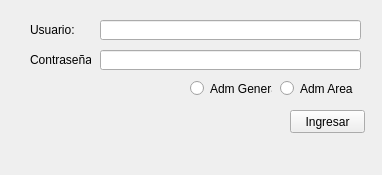
The window that Comde/inicio.ui (ShibaK7/SistemaComde) describes before a commit, drawn with Qt 5.
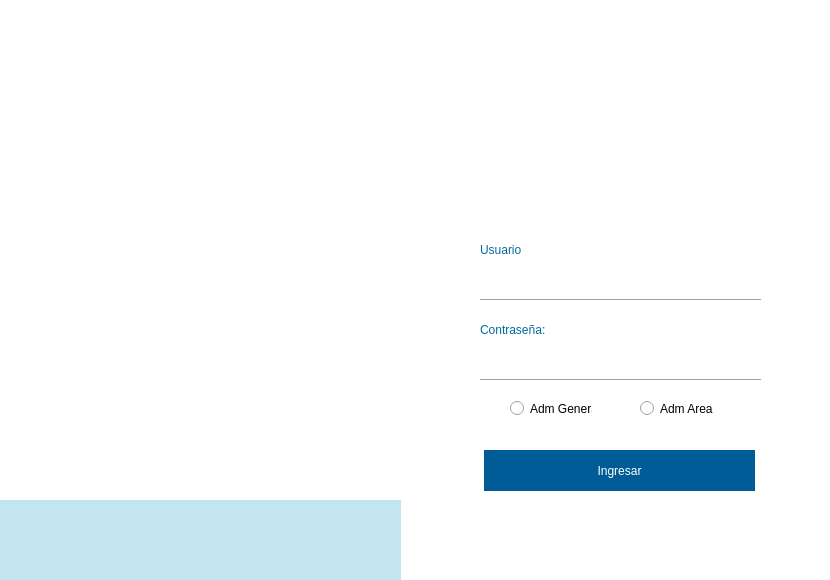
The same window after the commit. Icons and pictures are not drawn.

What changed in the file:
```diff
--- a/Comde/inicio.ui
+++ b/Comde/inicio.ui
@@ -6,23 +6,60 @@
    <rect>
     <x>0</x>
     <y>0</y>
-    <width>382</width>
-    <height>175</height>
+    <width>830</width>
+    <height>580</height>
    </rect>
   </property>
   <property name="windowTitle">
    <string>inicio</string>
   </property>
+  <property name="styleSheet">
+   <string notr="true">QMainWindow#inicio{
+	background-color: rgb(255, 255, 255);
+}
+
+#label,#label_2,#label_3,#label_4,#label_5,#label_6,#label_7{
+	font: 63 12pt &quot;Segoe UI Semibold&quot;;
+	color: rgb(0, 114, 175);
+}
+
+QLineEdit{
+	background-color: rgba(0, 0, 0, 0);
+	font: 12pt &quot;Segoe UI Semilight&quot;;
+	color: rgb(136, 136, 136);
+	border: 0px;
+}
+
+#btnEntrar{
+	/*background-color: rgb(0,57,94);
+	background-color: rgb(0,143,189);*/
+	background-color: rgb(0, 92, 150);
+	color: rgb(255, 255, 255);
+	font: 12pt &quot;Segoe UI Semilight&quot;;
+	border-style:solid;
+}
+
+#btnEntrar:hover{
+background-color: rgb(0, 127, 206)
+}
+
+#btnEntrar:pressed{
+background-color: rgb(0, 58, 95);
+}</string>
+  </property>
   <widget class="QWidget" name="centralwidget">
    <widget class="QPushButton" name="btnEntrar">
     <property name="geometry">
      <rect>
-      <x>290</x>
-      <y>110</y>
-      <width>75</width>
-      <height>23</height>
+      <x>484</x>
+      <y>450</y>
+      <width>271</width>
+      <height>41</height>
      </rect>
     </property>
+    <property name="styleSheet">
+     <string notr="true">font: 63 12pt &quot;Segoe UI Semibold&quot;;</string>
+    </property>
     <property name="text">
      <string>Ingresar</string>
     </property>
@@ -30,45 +67,65 @@
    <widget class="QLineEdit" name="tusuario">
     <property name="geometry">
      <rect>
-      <x>100</x>
-      <y>20</y>
-      <width>261</width>
-      <height>20</height>
+      <x>480</x>
+      <y>260</y>
+      <width>271</width>
+      <height>31</height>
      </rect>
     </property>
+    <property name="alignment">
+     <set>Qt::AlignLeading|Qt::AlignLeft|Qt::AlignVCenter</set>
+    </property>
    </widget>
    <widget class="QLineEdit" name="tclave">
     <property name="geometry">
      <rect>
-      <x>100</x>
-      <y>50</y>
-      <width>261</width>
-      <height>20</height>
+      <x>480</x>
+      <y>340</y>
+      <width>271</width>
+      <height>31</height>
      </rect>
     </property>
+    <property name="echoMode">
+     <enum>QLineEdit::Password</enum>
+    </property>
+    <property name="alignment">
+     <set>Qt::AlignLeading|Qt::AlignLeft|Qt::AlignVCenter</set>
+    </property>
+    <property name="cursorMoveStyle">
+     <enum>Qt::LogicalMoveStyle</enum>
+    </property>
    </widget>
    <widget class="QLabel" name="label">
     <property name="geometry">
      <rect>
-      <x>30</x>
-      <y>20</y>
-      <width>51</width>
+      <x>480</x>
+      <y>240</y>
+      <width>81</width>
       <height>20</height>
      </rect>
     </property>
+    <property name="styleSheet">
+     <string notr="true">font: 8pt &quot;Segoe UI Semibold&quot;;
+color: rgb(0, 109, 159);</string>
+    </property>
     <property name="text">
-     <string>Usuario:</string>
+     <string>Usuario</string>
     </property>
    </widget>
    <widget class="QLabel" name="label_2">
     <property name="geometry">
      <rect>
-      <x>30</x>
-      <y>50</y>
-      <width>61</width>
+      <x>480</x>
+      <y>320</y>
+      <width>71</width>
       <height>20</height>
      </rect>
     </property>
+    <property name="styleSheet">
+     <string notr="true">font: 8pt &quot;Segoe UI Semibold&quot;;
+color: rgb(0, 109, 159);</string>
+    </property>
     <property name="text">
      <string>Contraseña:</string>
     </property>
@@ -76,8 +133,8 @@
    <widget class="QRadioButton" name="rAdmGeneral">
     <property name="geometry">
      <rect>
-      <x>190</x>
-      <y>80</y>
+      <x>510</x>
+      <y>400</y>
       <width>82</width>
       <height>17</height>
      </rect>
@@ -89,8 +146,8 @@
    <widget class="QRadioButton" name="rAdmArea">
     <property name="geometry">
      <rect>
-      <x>280</x>
-      <y>80</y>
+      <x>640</x>
+      <y>400</y>
       <width>82</width>
       <height>17</height>
      </rect>
@@ -99,16 +156,108 @@
      <string>Adm Area</string>
     </property>
    </widget>
-  </widget>
-  <widget class="QMenuBar" name="menubar">
-   <property name="geometry">
-    <rect>
-     <x>0</x>
-     <y>0</y>
-     <width>382</width>
-     <height>21</height>
-    </rect>
-   </property>
+   <widget class="QLabel" name="label_3">
+    <property name="geometry">
+     <rect>
+      <x>0</x>
+      <y>0</y>
+      <width>401</width>
+      <height>581</height>
+     </rect>
+    </property>
+    <property name="text">
+     <string/>
+    </property>
+    <property name="pixmap">
+     <pixmap resource="imagenes_src.qrc">:/imagenes/inicio_Fondo.jpg</pixmap>
+    </property>
+    <property name="scaledContents">
+     <bool>true</bool>
+    </property>
+   </widget>
+   <widget class="Line" name="line_2">
+    <property name="geometry">
+     <rect>
+      <x>480</x>
+      <y>370</y>
+      <width>281</width>
+      <height>20</height>
+     </rect>
+    </property>
+    <property name="orientation">
+     <enum>Qt::Horizontal</enum>
+    </property>
+   </widget>
+   <widget class="Line" name="line_3">
+    <property name="geometry">
+     <rect>
+      <x>480</x>
+      <y>290</y>
+      <width>281</width>
+      <height>20</height>
+     </rect>
+    </property>
+    <property name="orientation">
+     <enum>Qt::Horizontal</enum>
+    </property>
+   </widget>
+   <widget class="QLabel" name="label_5">
+    <property name="geometry">
+     <rect>
+      <x>20</x>
+      <y>520</y>
+      <width>141</width>
+      <height>41</height>
+     </rect>
+    </property>
+    <property name="styleSheet">
+     <string notr="true"/>
+    </property>
+    <property name="text">
+     <string/>
+    </property>
+    <property name="pixmap">
+     <pixmap resource="imagenes_src.qrc">:/imagenes/buap_logob.png</pixmap>
+    </property>
+    <property name="scaledContents">
+     <bool>true</bool>
+    </property>
+   </widget>
+   <widget class="QLabel" name="label_6">
+    <property name="geometry">
+     <rect>
+      <x>0</x>
+      <y>500</y>
+      <width>401</width>
+      <height>81</height>
+     </rect>
+    </property>
+    <property name="styleSheet">
+     <string notr="true">background-color: rgb(0, 145, 189,60);</string>
+    </property>
+    <property name="text">
+     <string/>
+    </property>
+   </widget>
+   <widget class="QLabel" name="label_7">
+    <property name="geometry">
+     <rect>
+      <x>540</x>
+      <y>50</y>
+      <width>151</width>
+      <height>151</height>
+     </rect>
+    </property>
+    <property name="text">
+     <string/>
+    </property>
+    <property name="pixmap">
+     <pixmap resource="imagenes_src.qrc">:/imagenes/buap_mlogo.png</pixmap>
+    </property>
+    <property name="scaledContents">
+     <bool>true</bool>
+    </property>
+   </widget>
   </widget>
  </widget>
  <resources/>
```
Left out of the diff: 11 changed lines with no effect on the pictures.
